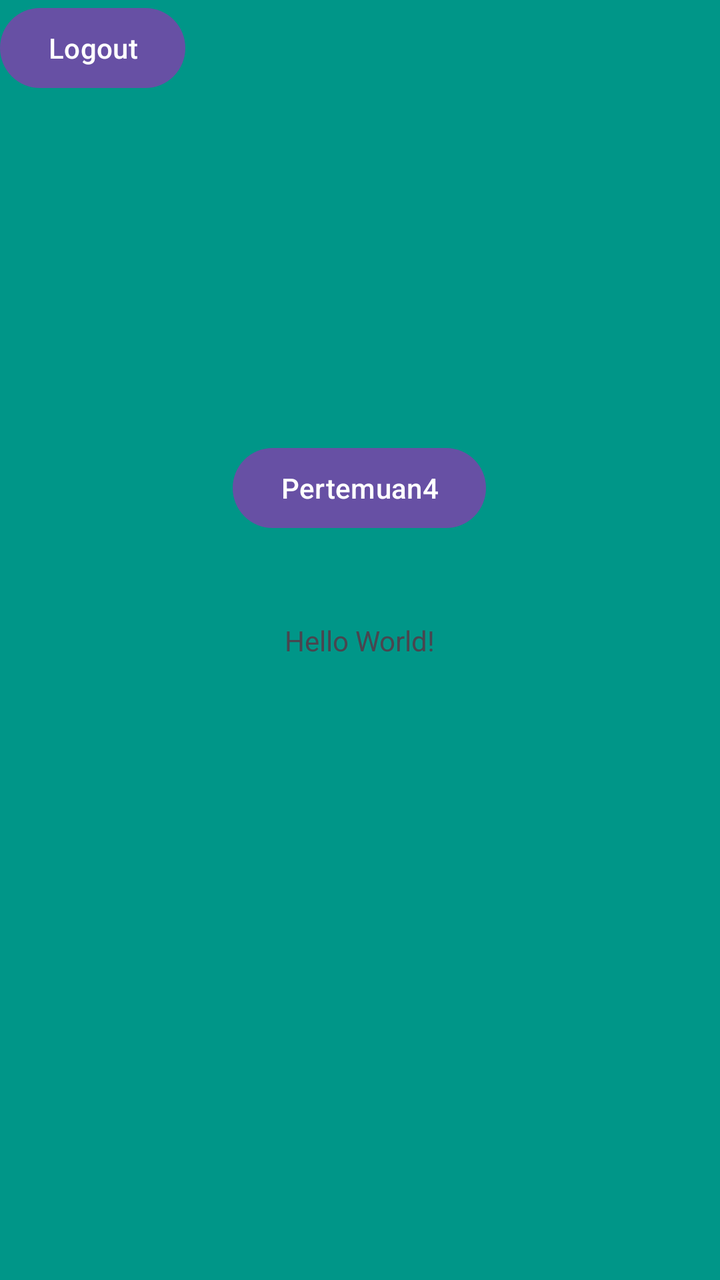
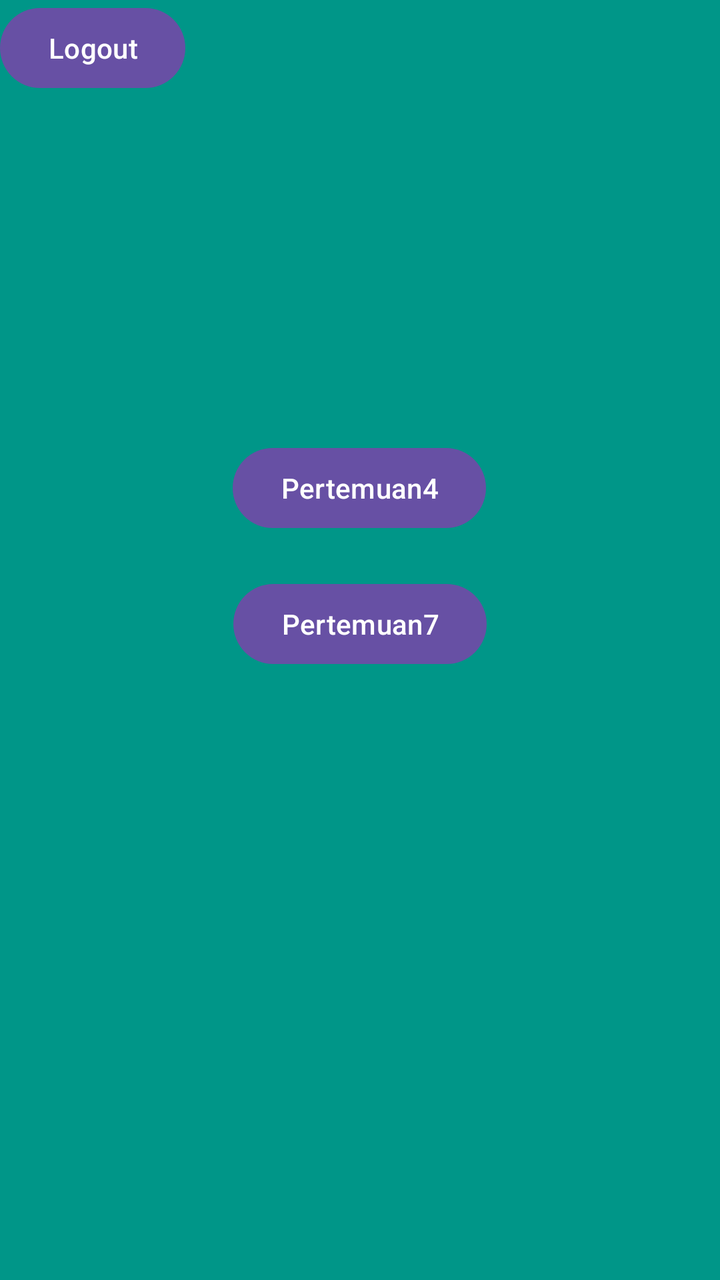

The first picture is an Android layout as it rendered before a commit; the second is the same layout after the commit. The layout source and the unified diff follow.
<!-- AndroidManifest.xml: application theme Theme.PutriApps -->
<!-- res/layout/activity_main.xml -->
<?xml version="1.0" encoding="utf-8"?>
<androidx.constraintlayout.widget.ConstraintLayout xmlns:android="http://schemas.android.com/apk/res/android"
    xmlns:app="http://schemas.android.com/apk/res-auto"
    xmlns:tools="http://schemas.android.com/tools"
    android:id="@+id/main"
    android:layout_width="match_parent"
    android:layout_height="match_parent"
    android:background="@color/bg"
    tools:context=".MainActivity">

    <TextView
        android:id="@+id/textView"
        android:layout_width="wrap_content"
        android:layout_height="wrap_content"
        android:text="Hello World!"
        app:layout_constraintBottom_toBottomOf="parent"
        app:layout_constraintEnd_toEndOf="parent"
        app:layout_constraintStart_toStartOf="parent"
        app:layout_constraintTop_toTopOf="parent" />


    <Button
        android:id="@+id/button1"
        android:layout_width="wrap_content"
        android:layout_height="wrap_content"
        android:layout_marginTop="220dp"
        android:text="Pertemuan4"
        app:layout_constraintEnd_toEndOf="parent"
        app:layout_constraintHorizontal_bias="0.498"
        app:layout_constraintStart_toStartOf="parent"
        app:layout_constraintTop_toTopOf="parent" />

    <Button
        android:id="@+id/btnLogout"
        android:layout_width="wrap_content"
        android:layout_height="wrap_content"
        android:text="Logout"/>

</androidx.constraintlayout.widget.ConstraintLayout>
<!-- resources referenced by this layout -->
<resources>
  <color name="bg">#009688</color>
  <style name="Theme.PutriApps" parent="Base.Theme.PutriApps" />
  <style name="Base.Theme.PutriApps" parent="Theme.Material3.DayNight.NoActionBar">
          
          
      </style>
</resources>

<!-- the commit's change to res/layout/activity_main.xml (unified diff, before → after) -->
@@ -31,6 +31,16 @@
         app:layout_constraintTop_toTopOf="parent" />
 
     <Button
+        android:id="@+id/button2"
+        android:layout_width="wrap_content"
+        android:layout_height="wrap_content"
+        android:layout_marginTop="288dp"
+        android:text="Pertemuan7"
+        app:layout_constraintEnd_toEndOf="parent"
+        app:layout_constraintStart_toStartOf="parent"
+        app:layout_constraintTop_toTopOf="parent" />
+
+    <Button
         android:id="@+id/btnLogout"
         android:layout_width="wrap_content"
         android:layout_height="wrap_content"
